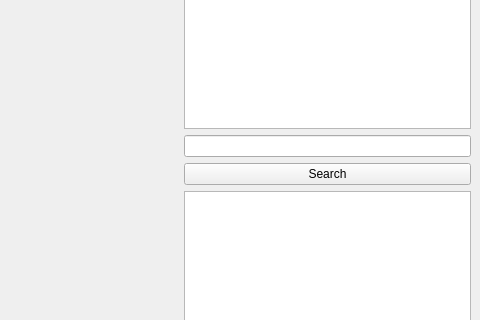
Before: the Qt Designer form ui.ui in reretay/YoloV5-UI, drawn with Qt 5; both pictures show x 186 to 666 and y 174 to 494 of the 666 by 585 pixel window.
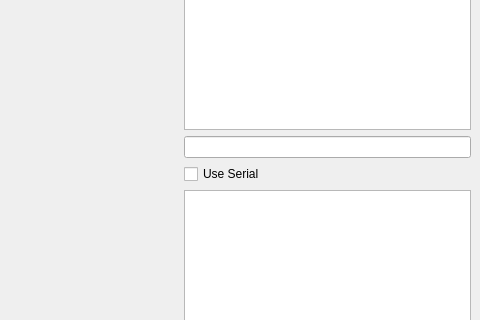
After: the same form once the commit is applied.

Commit message: Use Serial CheckBox Added

```diff
--- a/ui.ui
+++ b/ui.ui
@@ -136,9 +136,9 @@
      </widget>
     </item>
     <item row="10" column="4">
-     <widget class="QPushButton" name="pushButton_4">
+     <widget class="QCheckBox" name="checkBox">
       <property name="text">
-       <string>Search</string>
+       <string>Use Serial</string>
       </property>
      </widget>
     </item>
```
Left out of the diff: 226 changed lines with no effect on the pictures. The commit also changes 2 other files.
